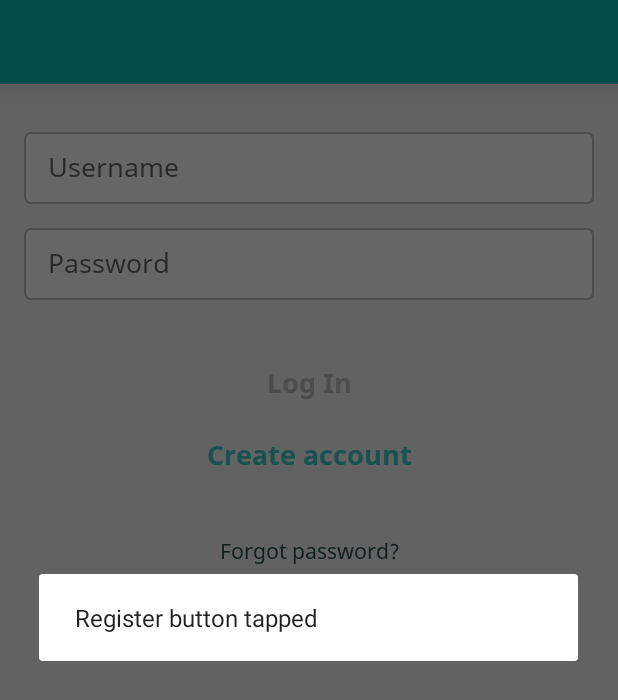
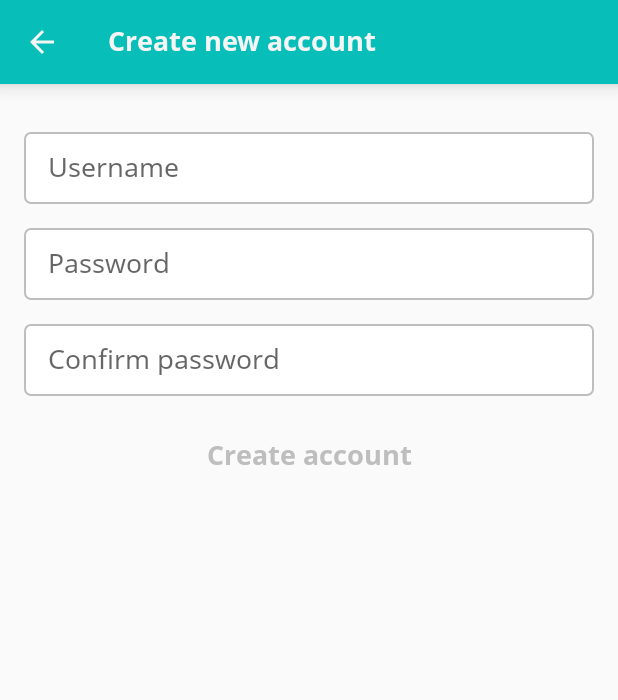
Before and after one commit to jjames96/cross-platform-mobile-app-example, an Android app: the screen it shows after launch (AuthenticationActivity before the commit, CreateAccountActivity after it), after a tap on "Create account", on a phone screen of 412 x 824 dp. Shown: the top 700 px of the screen. Run offline under Robolectric (Android 15) with nearby library versions, the phone set to English and light mode, and no system bars.

Commit message:
Android basic create account screen

```diff
--- a/androidApp/src/main/AndroidManifest.xml
+++ b/androidApp/src/main/AndroidManifest.xml
@@ -6,6 +6,7 @@
         android:allowBackup="false"
         android:supportsRtl="true"
         android:theme="@style/AppTheme">
+        <activity android:name=".screen.createaccount.CreateAccountActivity" />
         <activity android:name=".screen.authentication.AuthenticationActivity" />
         <activity android:name=".MainActivity">
             <intent-filter>
--- a/androidApp/src/main/java/me/joejames/kmmapp/androidApp/dependency/InjectionImpl.kt
+++ b/androidApp/src/main/java/me/joejames/kmmapp/androidApp/dependency/InjectionImpl.kt
@@ -2,9 +2,11 @@ package me.joejames.kmmapp.androidApp.dependency
 
 import me.joejames.kmmapp.shared.dependency.Injection
 import me.joejames.kmmapp.shared.screen.authentication.AuthenticationPresenter
+import me.joejames.kmmapp.shared.screen.createaccount.CreateAccountPresenter
 
 class InjectionImpl : Injection {
     override fun authenticationPresenter() = AuthenticationPresenter()
+    override fun createAccountPresenter() = CreateAccountPresenter()
 }
 
 val injection = InjectionImpl()
--- a/androidApp/src/main/java/me/joejames/kmmapp/androidApp/screen/authentication/AuthenticationActivity.kt
+++ b/androidApp/src/main/java/me/joejames/kmmapp/androidApp/screen/authentication/AuthenticationActivity.kt
@@ -9,6 +9,7 @@ import me.joejames.kmmapp.androidApp.R
 import me.joejames.kmmapp.androidApp.dependency.injection
 import me.joejames.kmmapp.androidApp.listener.TextChangedListener
 import me.joejames.kmmapp.androidApp.screen.BaseActivity
+import me.joejames.kmmapp.androidApp.screen.createaccount.startCreateAccountActivity
 import me.joejames.kmmapp.shared.screen.authentication.AuthenticationContract
 
 class AuthenticationActivity : BaseActivity(), AuthenticationContract.View {
@@ -40,7 +41,7 @@ class AuthenticationActivity : BaseActivity(), AuthenticationContract.View {
     }
 
     override fun goToCreateAccountScreen(populateUsername: String, populatePassword: String) {
-        // TODO
+        startCreateAccountActivity(populateUsername, populatePassword)
     }
 
     private fun setUpButtonTappedListeners() {
--- /dev/null
+++ b/androidApp/src/main/java/me/joejames/kmmapp/androidApp/screen/createaccount/CreateAccountActivity.kt
@@ -0,0 +1,114 @@
+package me.joejames.kmmapp.androidApp.screen.createaccount
+
+import android.content.Context
+import android.content.Intent
+import android.os.Bundle
+import android.widget.Button
+import android.widget.EditText
+import androidx.appcompat.widget.Toolbar
+import me.joejames.kmmapp.androidApp.R
+import me.joejames.kmmapp.androidApp.dependency.injection
+import me.joejames.kmmapp.androidApp.listener.TextChangedListener
+import me.joejames.kmmapp.androidApp.screen.BaseActivity
+import me.joejames.kmmapp.androidApp.screen.createaccount.CreateAccountActivity.Companion.CREATE_ACCOUNT_POPULATE_PASSWORD
+import me.joejames.kmmapp.androidApp.screen.createaccount.CreateAccountActivity.Companion.CREATE_ACCOUNT_POPULATE_USERNAME
+import me.joejames.kmmapp.shared.model.account.AccountDetails
+import me.joejames.kmmapp.shared.screen.createaccount.CreateAccountContract
+
+class CreateAccountActivity : BaseActivity(), CreateAccountContract.View {
+    companion object {
+        const val CREATE_ACCOUNT_POPULATE_USERNAME = "CREATE_ACCOUNT_POPULATE_USERNAME"
+        const val CREATE_ACCOUNT_POPULATE_PASSWORD = "CREATE_ACCOUNT_POPULATE_PASSWORD"
+    }
+
+    private lateinit var presenter: CreateAccountContract.Presenter
+
+    override fun onCreate(savedInstanceState: Bundle?) {
+        super.onCreate(savedInstanceState)
+        setContentView(R.layout.activity_create_account)
+
+        presenter = injection.createAccountPresenter()
+
+        setUpPrePopulatedUsernameAndPasswordValues()
+        setUpButtonClickListeners()
+        setUpEditTextUpdateListeners()
+    }
+
+    override fun onStart() {
+        super.onStart()
+        presenter.takeView(this)
+    }
+
+    override fun onStop() {
+        super.onStop()
+        presenter.dropView()
+    }
+
+    override fun setCreateAccountButtonIsEnabled(isEnabled: Boolean) {
+        val createAccountButton = findViewById<Button>(R.id.createAccountButton)
+
+        createAccountButton.isEnabled = isEnabled
+    }
+
+    private fun setUpPrePopulatedUsernameAndPasswordValues() {
+        val populateUsername = intent.getStringExtra(CREATE_ACCOUNT_POPULATE_USERNAME)
+        val populatePassword = intent.getStringExtra(CREATE_ACCOUNT_POPULATE_PASSWORD)
+
+        populateUsername?.let {
+            val usernameEditText = findViewById<EditText>(R.id.usernameEditText)
+            usernameEditText.setText(it)
+        }
+
+        populatePassword?.let {
+            val passwordEditText = findViewById<EditText>(R.id.passwordEditText)
+            passwordEditText.setText(it)
+        }
+    }
+
+    private fun setUpButtonClickListeners() {
+        val toolbar = findViewById<Toolbar>(R.id.toolbar)
+        val createAccountButton = findViewById<Button>(R.id.createAccountButton)
+
+        toolbar.setNavigationOnClickListener {
+            closeSelf()
+        }
+
+        createAccountButton.setOnClickListener {
+            presenter.createAccountButtonTapped(getAccountDetails())
+        }
+    }
+
+    private fun setUpEditTextUpdateListeners() {
+        val usernameEditText = findViewById<EditText>(R.id.usernameEditText)
+        val passwordEditText = findViewById<EditText>(R.id.passwordEditText)
+        val confirmPasswordEditText = findViewById<EditText>(R.id.confirmPasswordEditText)
+
+        val textChangedListener = TextChangedListener {
+            presenter.textInputsUpdated(getAccountDetails())
+        }
+
+        usernameEditText.addTextChangedListener(textChangedListener)
+        passwordEditText.addTextChangedListener(textChangedListener)
+        confirmPasswordEditText.addTextChangedListener(textChangedListener)
+    }
+
+    private fun getAccountDetails(): AccountDetails {
+        val usernameEditText = findViewById<EditText>(R.id.usernameEditText)
+        val passwordEditText = findViewById<EditText>(R.id.passwordEditText)
+        val confirmPasswordEditText = findViewById<EditText>(R.id.confirmPasswordEditText)
+
+        return AccountDetails(
+            usernameEditText.text.toString(),
+            passwordEditText.text.toString(),
+            confirmPasswordEditText.text.toString()
+        )
+    }
+}
+
+fun Context.startCreateAccountActivity(populateUsername: String, populatePassword: String) {
+    startActivity(
+        Intent(this, CreateAccountActivity::class.java)
+            .putExtra(CREATE_ACCOUNT_POPULATE_USERNAME, populateUsername)
+            .putExtra(CREATE_ACCOUNT_POPULATE_PASSWORD, populatePassword)
+    )
+}
--- /dev/null
+++ b/androidApp/src/main/res/drawable/ic_arrow_back.xml
@@ -0,0 +1,9 @@
+<vector xmlns:android="http://schemas.android.com/apk/res/android"
+    android:width="24dp"
+    android:height="24dp"
+    android:viewportWidth="24"
+    android:viewportHeight="24">
+    <path
+        android:fillColor="@color/wild_sand"
+        android:pathData="M20,11H7.83l5.59,-5.59L12,4l-8,8 8,8 1.41,-1.41L7.83,13H20v-2z" />
+</vector>
--- /dev/null
+++ b/androidApp/src/main/res/layout/activity_create_account.xml
@@ -0,0 +1,64 @@
+<?xml version="1.0" encoding="utf-8"?>
+<androidx.constraintlayout.widget.ConstraintLayout xmlns:android="http://schemas.android.com/apk/res/android"
+    xmlns:app="http://schemas.android.com/apk/res-auto"
+    xmlns:tools="http://schemas.android.com/tools"
+    android:layout_width="match_parent"
+    android:layout_height="match_parent"
+    tools:context=".screen.createaccount.CreateAccountActivity">
+
+    <androidx.appcompat.widget.Toolbar
+        android:id="@+id/toolbar"
+        android:layout_width="match_parent"
+        android:layout_height="?attr/actionBarSize"
+        android:background="@color/robins_egg_blue"
+        android:elevation="8dp"
+        app:layout_constraintTop_toTopOf="parent"
+        app:titleTextAppearance="@style/ToolbarTitle"
+        app:navigationIcon="@drawable/ic_arrow_back"
+        app:title="@string/registration_toolbar_title" />
+
+    <ScrollView
+        android:layout_width="match_parent"
+        android:layout_height="0dp"
+        android:fillViewport="true"
+        app:layout_constraintTop_toBottomOf="@id/toolbar">
+
+        <LinearLayout
+            android:layout_width="match_parent"
+            android:layout_height="wrap_content"
+            android:orientation="vertical">
+
+            <EditText
+                android:id="@+id/usernameEditText"
+                style="@style/RoundedEditTextInput"
+                android:layout_marginTop="32dp"
+                android:hint="@string/registration_username_hint"
+                android:inputType="text" />
+
+            <EditText
+                android:id="@+id/passwordEditText"
+                style="@style/RoundedEditTextInput"
+                android:layout_marginTop="16dp"
+                android:hint="@string/registration_password_hint"
+                android:inputType="textPassword" />
+
+            <EditText
+                android:id="@+id/confirmPasswordEditText"
+                style="@style/RoundedEditTextInput"
+                android:layout_marginTop="16dp"
+                android:hint="@string/registration_confirm_password_hint"
+                android:inputType="textPassword" />
+
+            <Button
+                android:id="@+id/createAccountButton"
+                style="@style/PlainTextButton.Large"
+                android:layout_width="match_parent"
+                android:layout_marginTop="16dp"
+                android:enabled="false"
+                android:text="@string/registration_create_account_button" />
+
+        </LinearLayout>
+
+    </ScrollView>
+
+</androidx.constraintlayout.widget.ConstraintLayout>
--- a/androidApp/src/main/res/values/strings.xml
+++ b/androidApp/src/main/res/values/strings.xml
@@ -5,4 +5,11 @@
     <string name="authentication_log_in_button">Log In</string>
     <string name="authentication_create_account_button">Create account</string>
     <string name="authentication_forgot_password_button">Forgot password?</string>
+
+    <!--  Create account screen  -->
+    <string name="registration_toolbar_title">Create new account</string>
+    <string name="registration_username_hint">Username</string>
+    <string name="registration_password_hint">Password</string>
+    <string name="registration_confirm_password_hint">Confirm password</string>
+    <string name="registration_create_account_button">Create account</string>
 </resources>
--- a/androidApp/src/main/res/values/styles.xml
+++ b/androidApp/src/main/res/values/styles.xml
@@ -39,4 +39,10 @@
         <item name="android:textColor">@color/spectra</item>
     </style>
 
+    <style name="ToolbarTitle">
+        <item name="android:fontFamily">@font/noto_sans_bold</item>
+        <item name="android:textColor">@color/wild_sand</item>
+        <item name="android:textSize">18sp</item>
+    </style>
+
 </resources>
```
